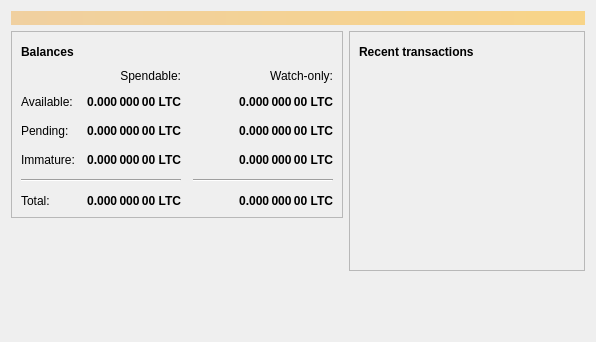
The window that src/qt/forms/overviewpage.ui (Polpette/compare-number435398) describes before a commit, drawn with Qt 5.
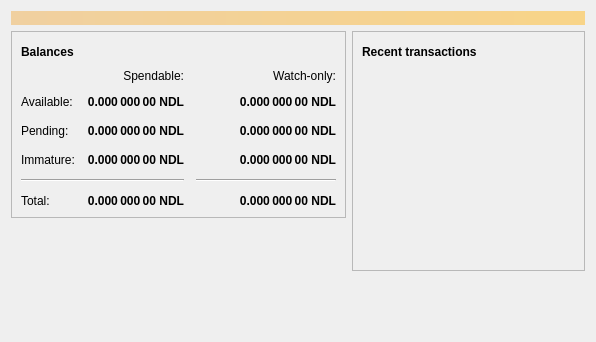
The same window after the commit. Icons and pictures are not drawn.

What changed in the file:
```diff
--- a/src/qt/forms/overviewpage.ui
+++ b/src/qt/forms/overviewpage.ui
@@ -129,7 +129,7 @@
                <string>Unconfirmed transactions to watch-only addresses</string>
               </property>
               <property name="text">
-               <string notr="true">0.000 000 00 LTC</string>
+               <string notr="true">0.000 000 00 NDL</string>
               </property>
               <property name="alignment">
                <set>Qt::AlignRight|Qt::AlignTrailing|Qt::AlignVCenter</set>
@@ -154,7 +154,7 @@
                <string>Total of transactions that have yet to be confirmed, and do not yet count toward the spendable balance</string>
               </property>
               <property name="text">
-               <string notr="true">0.000 000 00 LTC</string>
+               <string notr="true">0.000 000 00 NDL</string>
               </property>
               <property name="alignment">
                <set>Qt::AlignRight|Qt::AlignTrailing|Qt::AlignVCenter</set>
@@ -179,7 +179,7 @@
                <string>Mined balance in watch-only addresses that has not yet matured</string>
               </property>
               <property name="text">
-               <string notr="true">0.000 000 00 LTC</string>
+               <string notr="true">0.000 000 00 NDL</string>
               </property>
               <property name="alignment">
                <set>Qt::AlignRight|Qt::AlignTrailing|Qt::AlignVCenter</set>
@@ -237,7 +237,7 @@
                <string>Mined balance that has not yet matured</string>
               </property>
               <property name="text">
-               <string notr="true">0.000 000 00 LTC</string>
+               <string notr="true">0.000 000 00 NDL</string>
               </property>
               <property name="alignment">
                <set>Qt::AlignRight|Qt::AlignTrailing|Qt::AlignVCenter</set>
@@ -282,7 +282,7 @@
                <string>Your current total balance</string>
               </property>
               <property name="text">
-               <string notr="true">0.000 000 00 LTC</string>
+               <string notr="true">0.000 000 00 NDL</string>
               </property>
               <property name="alignment">
                <set>Qt::AlignRight|Qt::AlignTrailing|Qt::AlignVCenter</set>
@@ -307,7 +307,7 @@
                <string>Current total balance in watch-only addresses</string>
               </property>
               <property name="text">
-               <string notr="true">0.000 000 00 LTC</string>
+               <string notr="true">0.000 000 00 NDL</string>
               </property>
               <property name="alignment">
                <set>Qt::AlignRight|Qt::AlignTrailing|Qt::AlignVCenter</set>
@@ -349,7 +349,7 @@
                <string>Your current spendable balance</string>
               </property>
               <property name="text">
-               <string notr="true">0.000 000 00 LTC</string>
+               <string notr="true">0.000 000 00 NDL</string>
               </property>
               <property name="alignment">
                <set>Qt::AlignRight|Qt::AlignTrailing|Qt::AlignVCenter</set>
@@ -374,7 +374,7 @@
                <string>Your current balance in watch-only addresses</string>
               </property>
               <property name="text">
-               <string notr="true">0.000 000 00 LTC</string>
+               <string notr="true">0.000 000 00 NDL</string>
               </property>
               <property name="alignment">
                <set>Qt::AlignRight|Qt::AlignTrailing|Qt::AlignVCenter</set>
```
Left out of the diff: 4 changed lines with no effect on the pictures.
